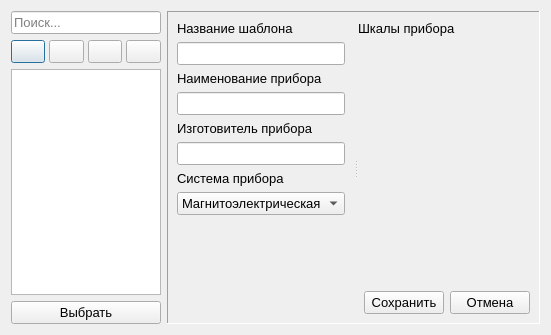
First picture: the form in ui/template_list_form.ui, repository irsural/calibrator_pc, before the edit.
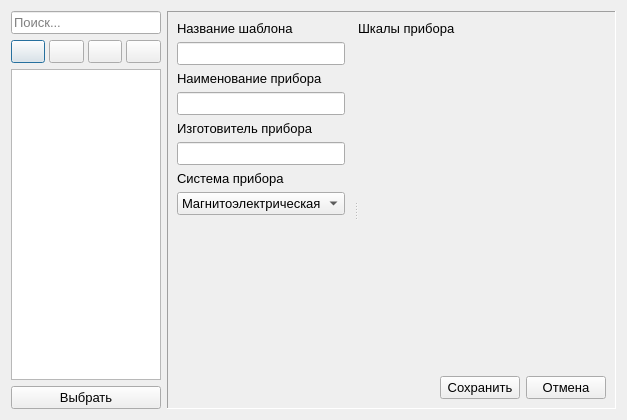
Second picture: the form after the edit. Icons and pictures are not drawn.

The edit to the form file:
```diff
--- a/ui/template_list_form.ui
+++ b/ui/template_list_form.ui
@@ -6,8 +6,8 @@
    <rect>
     <x>0</x>
     <y>0</y>
-    <width>535</width>
-    <height>335</height>
+    <width>627</width>
+    <height>420</height>
    </rect>
   </property>
   <property name="sizePolicy">
@@ -25,6 +25,9 @@
    <string>Выбор шаблона</string>
   </property>
   <layout class="QHBoxLayout" name="horizontalLayout">
+   <property name="sizeConstraint">
+    <enum>QLayout::SetDefaultConstraint</enum>
+   </property>
    <item>
     <widget class="QWidget" name="choose_templates_widget" native="true">
      <property name="sizePolicy">
```
